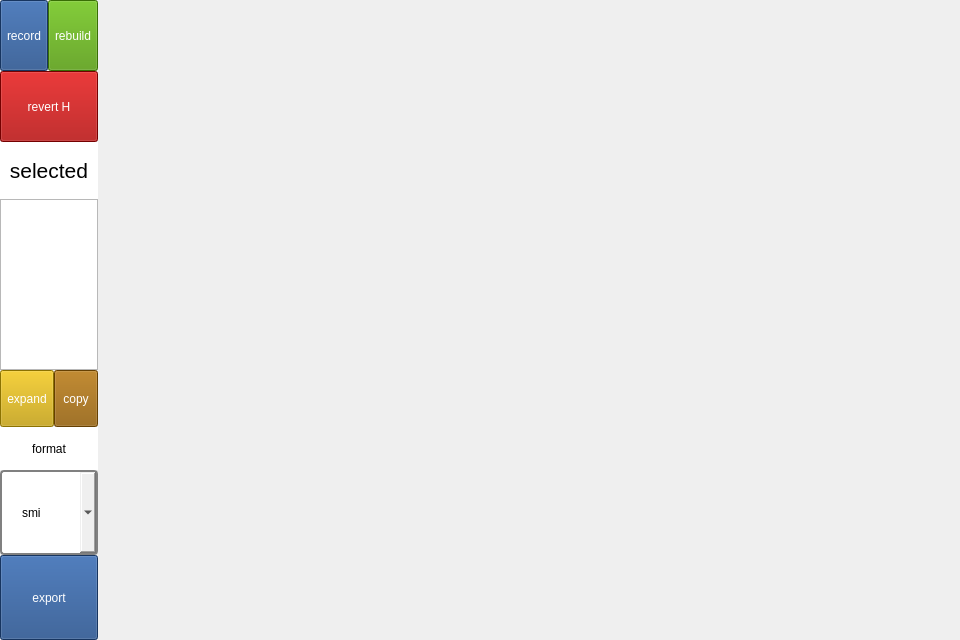
xuguodong1999/COCR, file app/ui/view2d_widget.ui: the form before one commit.
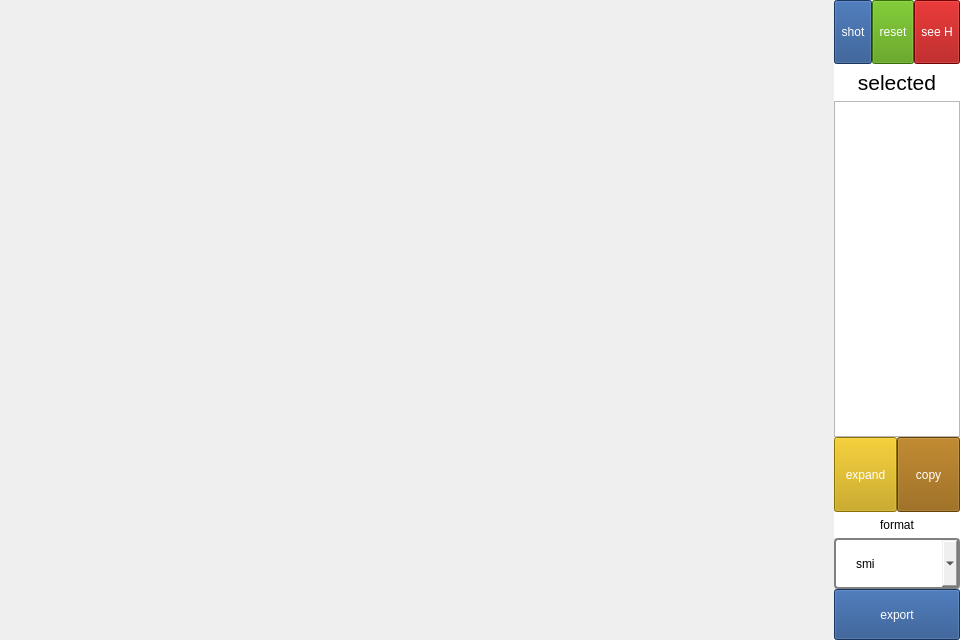
The form after the commit.

The edit to the form file:
```diff
--- a/app/ui/view2d_widget.ui
+++ b/app/ui/view2d_widget.ui
@@ -13,7 +13,7 @@
         <property name="windowTitle">
             <string>2D Viewer</string>
         </property>
-        <layout class="QHBoxLayout" name="horizontalLayout_2" stretch="1,20">
+        <layout class="QHBoxLayout" name="horizontalLayout_2" stretch="200,2,10">
             <property name="spacing">
                 <number>0</number>
             </property>
@@ -30,12 +30,32 @@
                 <number>0</number>
             </property>
             <item>
-                <layout class="QVBoxLayout" name="verticalLayout" stretch="1,1,4,3">
+                <widget class="QWidget" name="container" native="true">
+                    <property name="styleSheet">
+                        <string notr="true"/>
+                    </property>
+                </widget>
+            </item>
+            <item>
+                <spacer name="horizontalSpacer">
+                    <property name="orientation">
+                        <enum>Qt::Horizontal</enum>
+                    </property>
+                    <property name="sizeHint" stdset="0">
+                        <size>
+                            <width>5</width>
+                            <height>20</height>
+                        </size>
+                    </property>
+                </spacer>
+            </item>
+            <item>
+                <layout class="QVBoxLayout" name="verticalLayout" stretch="1,7,2">
                     <property name="spacing">
                         <number>0</number>
                     </property>
                     <item>
-                        <layout class="QHBoxLayout" name="horizontalLayout" stretch="1,1">
+                        <layout class="QHBoxLayout" name="horizontalLayout" stretch="1,1,1">
                             <property name="spacing">
                                 <number>0</number>
                             </property>
@@ -53,7 +73,7 @@
                                         </string>
                                     </property>
                                     <property name="text">
-                                        <string>record</string>
+                                        <string>shot</string>
                                     </property>
                                 </widget>
                             </item>
@@ -71,11 +91,9 @@
                                         </string>
                                     </property>
                                     <property name="text">
-                                        <string>rebuild</string>
+                                        <string>reset</string>
                                     </property>
                                 </widget>
-                            </item>
-                        </layout>
                     </item>
                     <item>
                         <widget class="QToolButton" name="hydrogen_btn">
@@ -91,12 +109,14 @@
                                 </string>
                             </property>
                             <property name="text">
-                                <string>revert H</string>
+                                        <string>see H</string>
                             </property>
                         </widget>
                     </item>
+                        </layout>
+                    </item>
                     <item>
-                        <layout class="QVBoxLayout" name="pick_layout" stretch="1,3,1">
+                        <layout class="QVBoxLayout" name="pick_layout" stretch="1,9,2">
                             <property name="spacing">
                                 <number>0</number>
                             </property>
@@ -254,13 +274,6 @@
                     </item>
                 </layout>
             </item>
-            <item>
-                <widget class="QWidget" name="container" native="true">
-                    <property name="styleSheet">
-                        <string notr="true"/>
-                    </property>
-                </widget>
-            </item>
         </layout>
     </widget>
     <resources/>
```
Left out of the diff: 2 changed lines with no effect on the pictures. Lines whose indentation alone changed are shown as unchanged.
